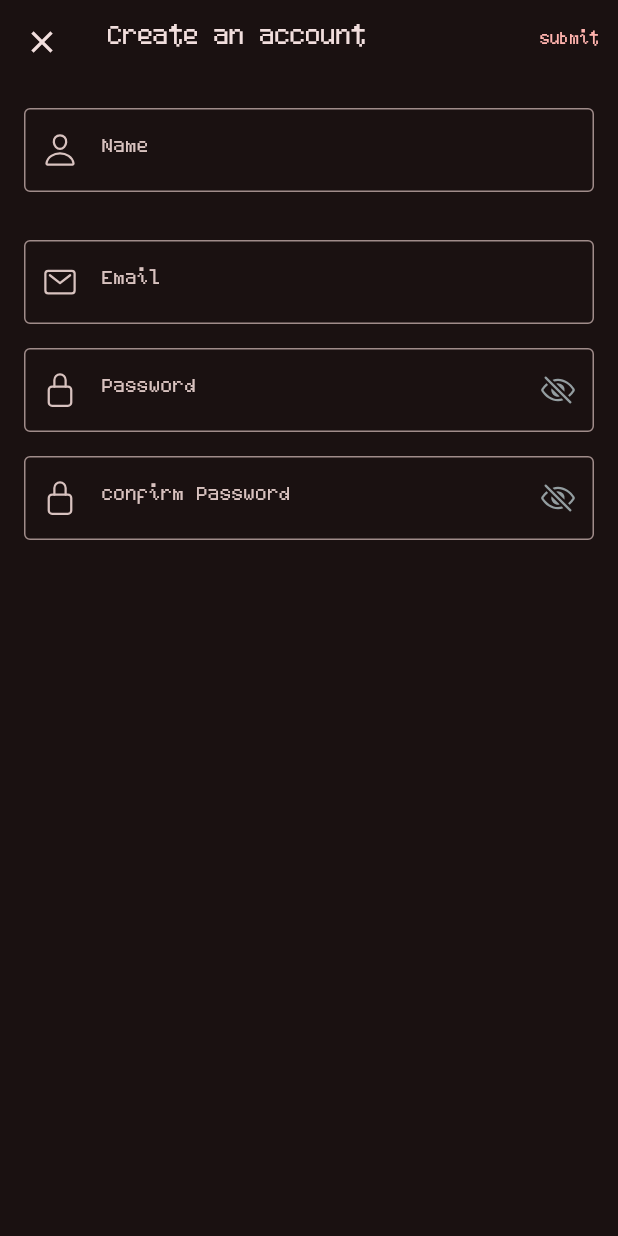
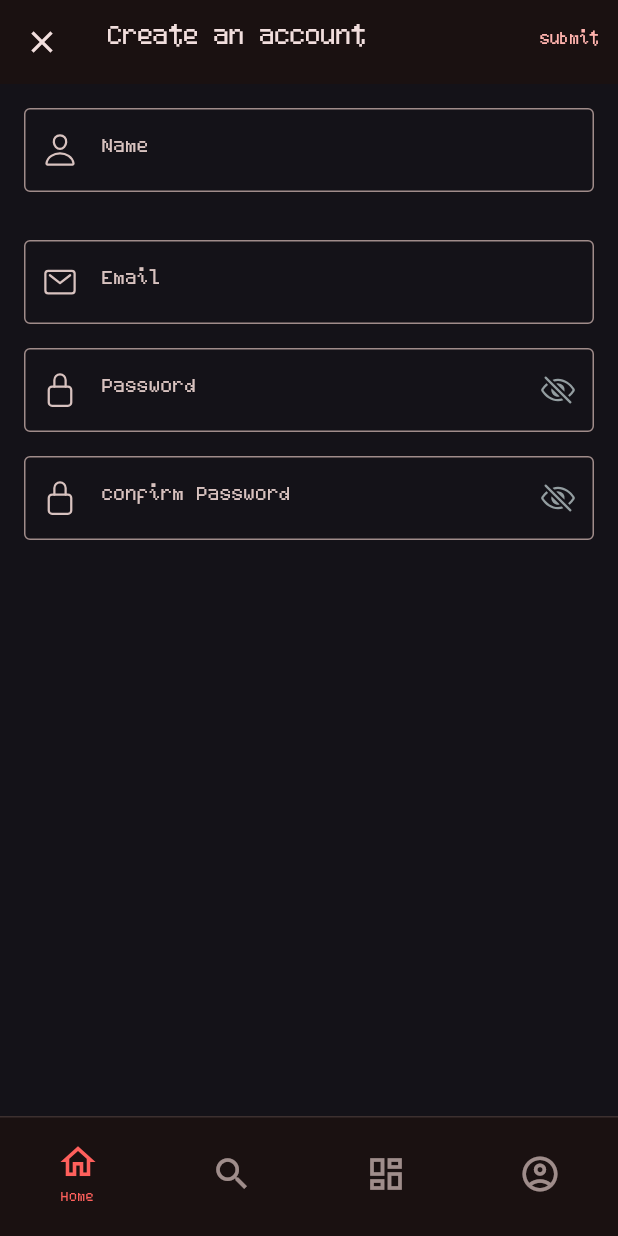
Before and after one commit to fahadjaved882244/colartive, a Flutter app: the SignupView screen opened by its route, on a phone screen of 412 x 824 dp. Run offline on Flutter 3.47's test engine with Material 3 defaults, Android fonts, the light colour scheme and no system bars; our stand-ins replace cloud_firestore, firebase_auth, firebase_core, firebase_storage, flutter_hooks, go_router and 4 more; missing offline and left inert: gal, wallpaper_manager_flutter; accounts and stored records are empty; network calls fail.

```diff
--- a/lib/features/locale/data/utils/app_localizations.dart
+++ b/lib/features/locale/data/utils/app_localizations.dart
@@ -37,5 +37,5 @@ class AppLocalizationsDelegate extends LocalizationsDelegate<AppLocalizations> {
   }
 
   @override
-  bool shouldReload(AppLocalizationsDelegate old) => false;
+  bool shouldReload(AppLocalizationsDelegate old) => this != old;
 }
--- a/lib/features/others/navigation/navigation_view.dart
+++ b/lib/features/others/navigation/navigation_view.dart
@@ -1,3 +1,4 @@
+import 'package:colartive2/features/others/navigation/components/navigation_bar.dart';
 import 'package:colartive2/routes/app_paths.dart';
 import 'package:flutter/material.dart';
 import 'package:go_router/go_router.dart';
@@ -11,10 +12,10 @@ class NavigationView extends StatelessWidget {
     return Scaffold(
       resizeToAvoidBottomInset: false,
       body: child,
-      // bottomNavigationBar: CustomNavigationBar(
-      //   selectedIndex: _calculateSelectedIndex(context),
-      //   onChanged: (i) => _onItemTapped(i, context),
-      // ),
+      bottomNavigationBar: CustomNavigationBar(
+        selectedIndex: _calculateSelectedIndex(context),
+        onChanged: (i) => _onItemTapped(i, context),
+      ),
     );
   }
 
--- a/lib/features/others/settings/components/change_theme_card.dart
+++ b/lib/features/others/settings/components/change_theme_card.dart
@@ -6,7 +6,7 @@ import 'package:flutter/material.dart';
 import 'package:hooks_riverpod/hooks_riverpod.dart';
 import 'package:ionicons/ionicons.dart';
 
-import '../../../../utils/controllers/theme_controller.dart';
+import '../../../../themes/theme_controller.dart';
 
 class ChangeThemeCard extends ConsumerWidget {
   const ChangeThemeCard({super.key});
--- a/lib/features/template/data/i_template_repository.dart
+++ b/lib/features/template/data/i_template_repository.dart
@@ -2,4 +2,6 @@ import 'package:colartive2/features/template/model/template.dart';
 
 abstract class ITemplateRepository {
   Future<List<Template>> getAll();
+  Future<Template> get(String id);
+  Future<void> loadFont(String path, String familyName);
 }
--- a/lib/main.dart
+++ b/lib/main.dart
@@ -1,8 +1,9 @@
 import 'package:colartive2/features/locale/data/utils/app_localizations.dart';
 import 'package:colartive2/firebase_options.dart';
-import 'package:colartive2/utils/controllers/theme_controller.dart';
+import 'package:colartive2/themes/theme_controller.dart';
 import 'package:colartive2/utils/core/app_colors.dart';
 import 'package:firebase_core/firebase_core.dart';
+import 'package:flutter/cupertino.dart';
 import 'package:flutter/material.dart';
 import 'package:flutter/services.dart';
 import 'package:hooks_riverpod/hooks_riverpod.dart';
--- a/lib/routes/app_paths.dart
+++ b/lib/routes/app_paths.dart
@@ -23,7 +23,8 @@ class RouteNames {
   static const String updateEmail = 'update-email';
   static const String changePassword = 'change-password';
 
-  static const String canvasFull = 'canvas_full';
+  static const String canvasLive = 'canvas-live';
+  static const String canvasFull = 'canvas-full';
 }
 
 // To Use for navigation in the app like context.go(AppPath.updateLocale)
@@ -35,6 +36,8 @@ class AppPaths {
   static const String showcase = RouteNames.showcase;
   static const String settings = RouteNames.settings;
 
+  static const String canvasLive =
+      "${RouteNames.home}/${RouteNames.canvasLive}/:templateId";
   static const String canvasFull =
       "${RouteNames.home}/${RouteNames.canvasFull}/:templateId";
 
--- a/lib/routes/app_router.dart
+++ b/lib/routes/app_router.dart
@@ -47,8 +47,14 @@ class AppRouter {
             name: RouteNames.home,
             path: RouteNames.home,
             builder: (BuildContext context, GoRouterState state) {
-              final templateId = "1";
-              // state.pathParameters['templateId'];
+              return HomeView(path: state.uri.toString());
+            },
+            routes: [
+              GoRoute(
+                name: RouteNames.canvasLive,
+                path: AppPaths.canvasLive,
+                builder: (BuildContext context, GoRouterState state) {
+                  final templateId = state.pathParameters['templateId'];
                   if (templateId == null) {
                     return const ErrorView(message: 'Template ID not found!');
                   }
@@ -61,10 +67,13 @@ class AppRouter {
                     builder: (BuildContext context, GoRouterState state) {
                       final templateId = state.pathParameters['templateId'];
                       if (templateId == null) {
-                    return const ErrorView(message: 'Template ID not found!');
+                        return const ErrorView(
+                            message: 'Template ID not found!');
                       }
                       return CanvasFullView(templateId: templateId);
                     },
+                  ),
+                ],
               ),
             ],
           ),
--- a/lib/themes/dark_theme.dart
+++ b/lib/themes/dark_theme.dart
@@ -10,12 +10,6 @@ class DarkAppTheme {
   static final themeData = ThemeData.dark(useMaterial3: true).copyWith(
     colorScheme: _colorScheme,
     textTheme: _textTheme,
-    scaffoldBackgroundColor: _colorScheme.surface,
-    tabBarTheme: _tabBarTheme,
-    dividerTheme: _dividerTheme,
-    drawerTheme: _drawerTheme,
-    listTileTheme: _listTileTheme,
-    cardTheme: _cardTheme,
     inputDecorationTheme: _inputDecorationTheme,
   );
 
@@ -25,11 +19,6 @@ class DarkAppTheme {
     // surfaceVariant: const Color(0xff252525),
   );
 
-  static const _cardTheme = CardThemeData(
-    elevation: 0,
-    margin: EdgeInsets.all(0),
-  );
-
   // static final _overlayColor = ElevationOverlay.colorWithOverlay(
   //     _colorScheme.surface, _colorScheme.onSurface, 5);
 
@@ -37,43 +26,6 @@ class DarkAppTheme {
     bodyColor: _colorScheme.onSurface,
     displayColor: _colorScheme.onSurface,
     fontFamily: 'SummerPixel',
-  );
-
-  static const _dividerTheme = DividerThemeData(
-    color: Color(0xff444746),
-    thickness: 1,
-    space: 16,
-  );
-
-  static final _drawerTheme = DrawerThemeData(
-    elevation: 5,
-    backgroundColor: _colorScheme.surface,
-    scrimColor: _colorScheme.inverseSurface.withValues(alpha: 0.4),
-    shape: const RoundedRectangleBorder(
-      borderRadius: BorderRadius.only(
-        topRight: Radius.circular(16),
-        bottomRight: Radius.circular(16),
-      ),
-    ),
-  );
-
-  /////////// TabBar Theme //////////////
-  static final _tabBarTheme = TabBarThemeData(
-    labelColor: _colorScheme.primary,
-    unselectedLabelColor: _colorScheme.onSurfaceVariant,
-    indicatorSize: TabBarIndicatorSize.label,
-  );
-
-  static final _listTileTheme = ListTileThemeData(
-    contentPadding:
-        const EdgeInsets.only(left: 16, right: 24, top: 8, bottom: 8),
-    minVerticalPadding: 0,
-    minLeadingWidth: 24,
-    horizontalTitleGap: 16,
-    tileColor: AppColors.transparent,
-    selectedTileColor: _colorScheme.surface,
-    selectedColor: _colorScheme.onSurfaceVariant,
-    iconColor: _colorScheme.onSurfaceVariant,
   );
 
   static final _inputDecorationTheme = InputDecorationTheme(
@@ -111,34 +63,5 @@ class DarkAppTheme {
       borderRadius: const BorderRadius.all(Radius.circular(Corners.tf)),
       borderSide: BorderSide(color: _colorScheme.error),
     ),
-    // filled: true,
-    // fillColor: _colorScheme.surfaceVariant,
-    // errorMaxLines: 3,
-    // contentPadding: const EdgeInsets.all(AppSizes.smallPadding),
-    // labelStyle:
-    //     _textTheme.labelLarge!.copyWith(color: _colorScheme.onSurfaceVariant),
-    // hintStyle:
-    //     _textTheme.labelLarge!.copyWith(color: _colorScheme.onSurfaceVariant),
-    // errorStyle: _textTheme.labelSmall!.copyWith(color: _colorScheme.error),
-    // helperStyle: _textTheme.labelSmall,
-    // counterStyle: _textTheme.labelSmall,
-    // border: const OutlineInputBorder(
-    //   borderRadius: BorderRadius.all(Radius.circular(AppSizes.textFieldRadius)),
-    //   borderSide: BorderSide.none,
-    // ),
-    // disabledBorder: const OutlineInputBorder(
-    //   borderRadius: BorderRadius.all(Radius.circular(AppSizes.textFieldRadius)),
-    //   borderSide: BorderSide.none,
-    // ),
-    // errorBorder: OutlineInputBorder(
-    //   borderRadius:
-    //       const BorderRadius.all(Radius.circular(AppSizes.textFieldRadius)),
-    //   borderSide: BorderSide(color: _colorScheme.error),
-    // ),
-    // focusedErrorBorder: OutlineInputBorder(
-    //   borderRadius:
-    //       const BorderRadius.all(Radius.circular(AppSizes.textFieldRadius)),
-    //   borderSide: BorderSide(color: _colorScheme.error),
-    // ),
   );
 }
--- a/lib/themes/light_theme.dart
+++ b/lib/themes/light_theme.dart
@@ -9,13 +9,7 @@ class LightAppTheme {
 
   static final themeData = ThemeData.light(useMaterial3: true).copyWith(
     colorScheme: _colorScheme,
-    cardTheme: _cardTheme,
     textTheme: _textTheme,
-    scaffoldBackgroundColor: _colorScheme.surface,
-    tabBarTheme: _tabBarTheme,
-    dividerTheme: _dividerTheme,
-    drawerTheme: _drawerTheme,
-    listTileTheme: _listTileTheme,
     inputDecorationTheme: _inputDecorationTheme,
   );
 
--- a/lib/utils/repositories/storage_repository.dart
+++ b/lib/utils/repositories/storage_repository.dart
@@ -24,6 +24,7 @@ class LocalStorageRepository {
   /// Save to local storage
   void saveDarkModeFlag(bool flag) async =>
       await _box.setBool(_darkModeKey, flag);
+
   void saveForceModeFlag(bool flag) async =>
       await _box.setBool(_forceModeKey, flag);
 
--- a/pubspec.yaml
+++ b/pubspec.yaml
@@ -48,6 +48,7 @@ dependencies:
   path_provider: ^2.1.4
   wallpaper_manager_flutter: ^1.0.1
   gal: ^2.3.2
+  uuid: ^4.5.1
 
   # The following adds the Cupertino Icons font to your application.
   # Use with the CupertinoIcons class for iOS style icons.
```
Also changed, not shown: lib/extensions/firebase_x.dart (+4 -11 lines), lib/features/template/data/mock_template_repository.dart (+10 -0 lines), lib/features/template/data/template_repository.dart (+58 -0 lines), lib/features/template/model/template.dart (+11 -8 lines), lib/features/template/views/template_controller.dart (+21 -22 lines), lib/themes/theme_controller.dart (renamed from lib/utils/controllers/theme_controller.dart), pubspec.lock, 2 other files. Lines whose indentation alone changed are shown as unchanged.
